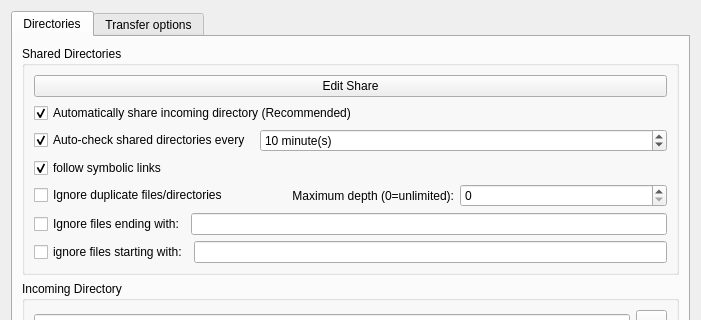
Before: the Qt Designer form retroshare-gui/src/gui/settings/TransferPage.ui in RetroShare/RetroShare, drawn with Qt 5; both pictures show x 0 to 701 and y 0 to 320 of the 701 by 638 pixel window.
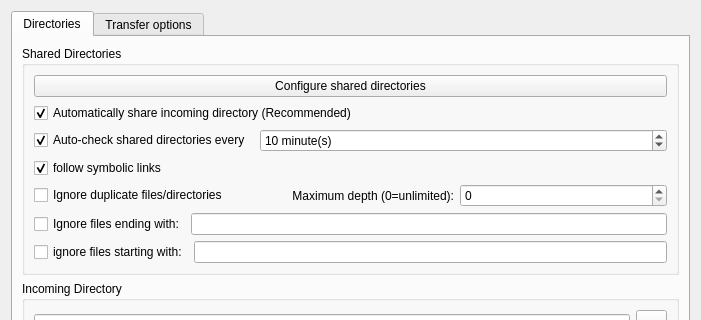
After: the same form once the commit is applied. Icons and pictures are not drawn. Custom widgets are drawn as their Qt base class.

Commit message: added warning about random FT strategy on windows

```diff
--- a/retroshare-gui/src/gui/settings/TransferPage.ui
+++ b/retroshare-gui/src/gui/settings/TransferPage.ui
@@ -30,7 +30,7 @@
           <item>
            <widget class="QPushButton" name="editShareButton">
             <property name="text">
-             <string>Edit Share</string>
+             <string>Configure shared directories</string>
             </property>
            </widget>
           </item>
```
The commit also changes 2 other files.
